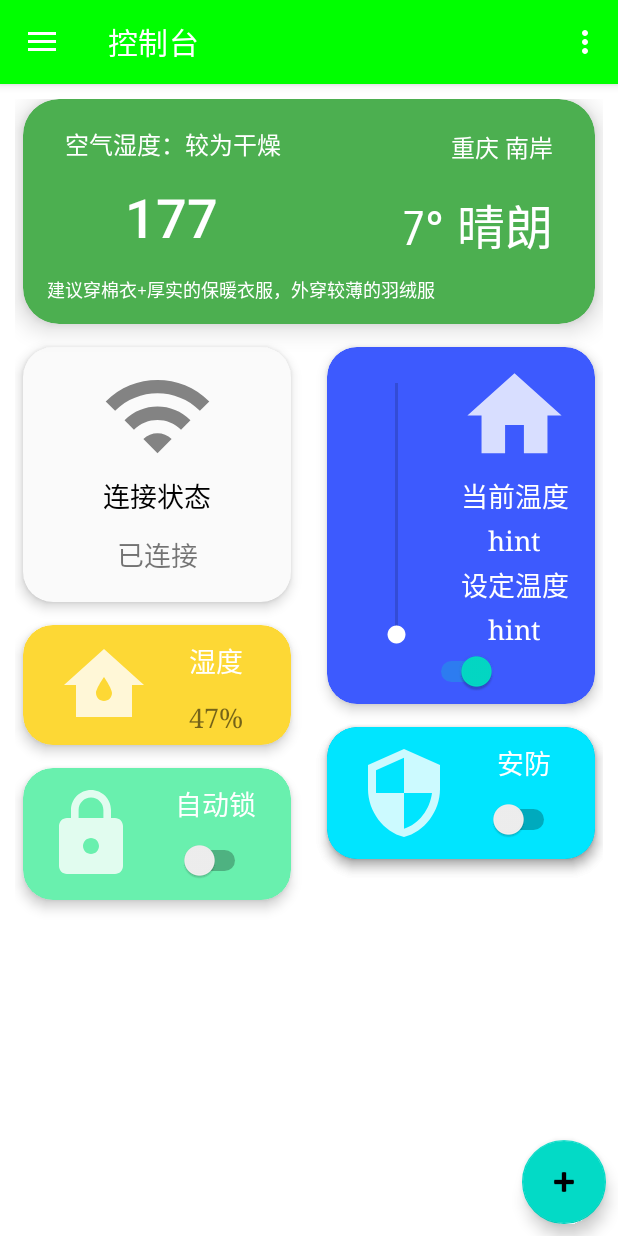
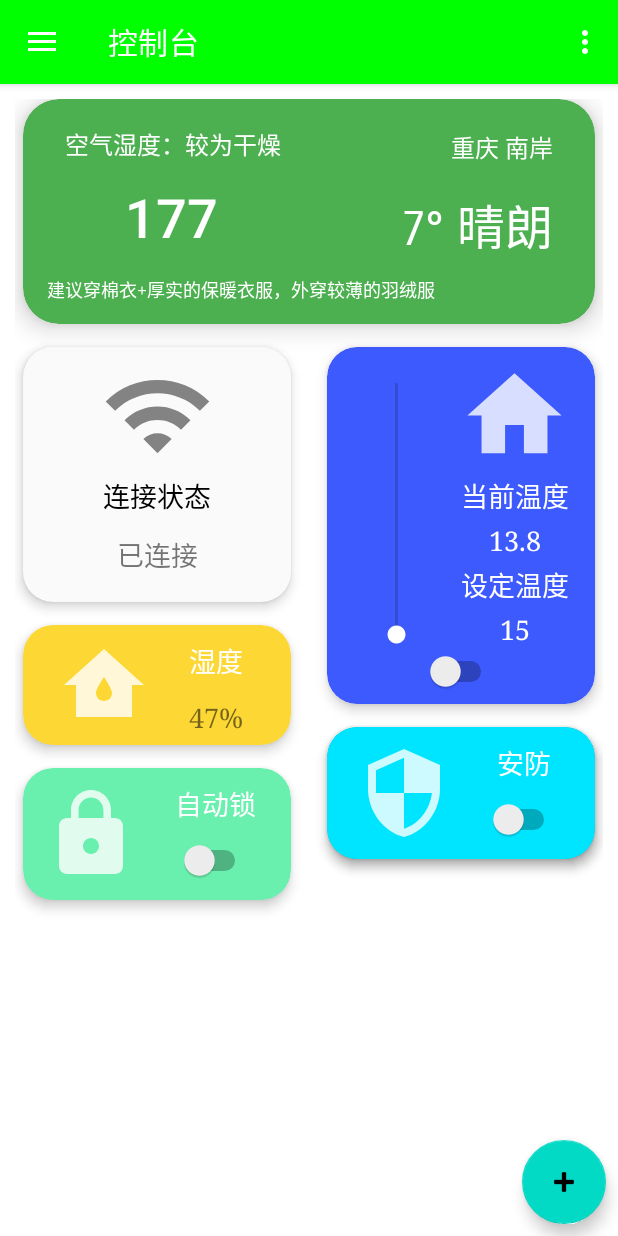
Before and after one commit to Ma-27/SmartWardrobeAndroid, an Android app: the screen it shows after launch (MainActivity), in the side drawer, after a tap on "控制台", on a phone screen of 412 x 824 dp. Run offline under Robolectric (Android 15) with nearby library versions, the light colour scheme and no system bars; our stand-ins replace Timber, data binding, navigation-ui.

```diff
--- a/app/src/main/java/com/mamh/smartwardrobe/data/AppRepository.kt
+++ b/app/src/main/java/com/mamh/smartwardrobe/data/AppRepository.kt
@@ -1,5 +1,9 @@
 package com.mamh.smartwardrobe.data
 
+import androidx.lifecycle.LiveData
+import androidx.lifecycle.MutableLiveData
+import com.mamh.smartwardrobe.bean.flag.TestFlag
+import com.mamh.smartwardrobe.bean.item.DataItem
 import com.mamh.smartwardrobe.network.Connection
 import com.mamh.smartwardrobe.network.NetWorkServiceFactory
 import com.mamh.smartwardrobe.network.Transmission
@@ -50,8 +54,6 @@ class AppRepository(
     }
 
 
-
-
     /**
      * 通过 Builder 模式构建 AppRepository 实例。当传入 IoT 参数时，表示使用 IoT 模式，否则使用互联网模式。它们的网络连接实现手段不同。
      */
@@ -75,4 +77,73 @@ class AppRepository(
             return INSTANCE ?: AppRepository(connection, transmission)
         }
     }
+
+
+    /**
+     * --------------------------------------------------------------------------------------------------------------------------------------------------------
+     * 这里正式进入存储数据的部分
+     */
+
+    /// SnackBar提示字符串变量
+    private val _networkStatus = MutableLiveData<String>().apply {
+        value = "向下滑动来刷新WLAN列表"
+    }
+    val networkStatus: LiveData<String>
+        get() = _networkStatus
+
+
+    //数据中心中显示的数据列表
+    //为了应对set value 导致的list同步问题，如果需要更改该list，需要同步更改mdataList和dataList
+    private val mdataList: MutableList<DataItem> = ArrayList()
+    private val _dataList = MutableLiveData<MutableList<DataItem>>().apply {
+        value = mdataList
+    }
+    var dataList: LiveData<MutableList<DataItem>> = _dataList
+
+    //要接收的数据缓存（相比起数据列表更容易access）
+    private val _dataReceiveCache = MutableLiveData<String>().apply {
+        //默认值为TestFlag.RECEIVE
+        value = TestFlag.RECEIVE
+    }
+    val dataReceiveCache: LiveData<String>
+        get() = _dataReceiveCache
+
+    //要发送的数据缓存（相比起数据列表更容易access）
+    private val _dataSendCache = MutableLiveData<String>().apply {
+        //默认值为TestFlag.SEND
+        value = TestFlag.SEND
+    }
+    val dataSendCache: LiveData<String>
+        get() = _dataSendCache
+
+    //缓存温度调节的当前温度
+    private val _currentTemperature = MutableLiveData<Float>().apply {
+        value = 13.8f
+    }
+    val currentTemperature: LiveData<Float>
+        get() = _currentTemperature
+
+
+    //缓存温度调节的目标温度
+    private val _targetTemperature = MutableLiveData<Int>().apply {
+        value = 15
+    }
+    val targetTemperature: LiveData<Int>
+        get() = _targetTemperature
+
+    // 温度控制是否自动
+    private val _temperatureControlAuto = MutableLiveData<Boolean>().apply {
+        value = false
+    }
+    val temperatureControlAuto: LiveData<Boolean>
+        get() = _temperatureControlAuto
+
+    fun setTemperatureControlAuto(value: Boolean) {
+        _temperatureControlAuto.value = value
+    }
+
+    // 设置目标温度
+    fun setTargetTemperature(temperature: Int) {
+        _targetTemperature.value = temperature
+    }
 }
--- a/app/src/main/java/com/mamh/smartwardrobe/ui/console/ConsoleFragment.kt
+++ b/app/src/main/java/com/mamh/smartwardrobe/ui/console/ConsoleFragment.kt
@@ -4,11 +4,23 @@ import android.os.Bundle
 import android.view.LayoutInflater
 import android.view.View
 import android.view.ViewGroup
+import android.widget.SeekBar
 import androidx.fragment.app.Fragment
-import com.mamh.smartwardrobe.R
+import androidx.lifecycle.ViewModelProvider
+import com.mamh.smartwardrobe.databinding.FragmentConsoleBinding
+import timber.log.Timber
 
 
 class ConsoleFragment : Fragment() {
+
+    private var _binding: FragmentConsoleBinding? = null
+
+    // This property is only valid between onCreateView and
+    // onDestroyView.
+    private val binding get() = _binding!!
+
+    //本fragment的view model
+    private lateinit var consoleViewModel: ConsoleViewModel
 
     override fun onCreateView(
         inflater: LayoutInflater,
@@ -16,6 +28,62 @@ class ConsoleFragment : Fragment() {
         savedInstanceState: Bundle?
     ): View {
 
-        return inflater.inflate(R.layout.fragment_console, container, false)
+        _binding = FragmentConsoleBinding.inflate(inflater, container, false)
+
+        consoleViewModel =
+            ViewModelProvider(this, ConsoleViewModelFactory(requireActivity().application))
+                .get(ConsoleViewModel::class.java)
+
+        binding.viewmodel = consoleViewModel
+        binding.lifecycleOwner = viewLifecycleOwner
+
+        setListener()
+
+        return binding.root
+    }
+
+    //创建各个控件的点击响应监听和变量状态改变监听
+    private fun setListener() {
+        //温度控制系统打开按钮监听
+        binding.switchTemperature.setOnCheckedChangeListener { compoundButton, b ->
+            if (b) {
+                //打开后从这里处理
+                Timber.d("温度控制系统已开启")
+
+            } else {
+                Timber.d("温度控制系统已关闭")
+            }
+            consoleViewModel.setTemperatureControlAuto(b)
+        }
+
+        //
+        binding.sbTemperature.setOnSeekBarChangeListener(object : SeekBar.OnSeekBarChangeListener {
+            var temperature: Int = 15
+            override fun onProgressChanged(seekBar: SeekBar, progress: Int, fromUser: Boolean) {
+                // Called when the progress value is changed
+                temperature = 15 + (progress * 15) / 100
+
+                consoleViewModel.setPendingTemperature(temperature)
+            }
+
+            override fun onStartTrackingTouch(seekBar: SeekBar) {
+                // Called when the user starts touching the seekbar
+            }
+
+            override fun onStopTrackingTouch(seekBar: SeekBar) {
+                // Called when the user stops touching the seekbar
+                //向主机发送温度数据,只保留温度到整数
+                consoleViewModel.targetTemperature.value?.toString()
+                    ?.let {
+                        consoleViewModel.setTargetTemperature()
+                    }
+            }
+        })
+
+    }
+
+    override fun onDestroyView() {
+        super.onDestroyView()
+        _binding = null
     }
 }
--- a/app/src/main/java/com/mamh/smartwardrobe/ui/console/ConsoleViewModel.kt
+++ b/app/src/main/java/com/mamh/smartwardrobe/ui/console/ConsoleViewModel.kt
@@ -2,7 +2,10 @@ package com.mamh.smartwardrobe.ui.console
 
 import android.app.Application
 import androidx.lifecycle.AndroidViewModel
+import androidx.lifecycle.LiveData
+import androidx.lifecycle.MutableLiveData
 import com.mamh.smartwardrobe.data.AppRepository
+import timber.log.Timber
 
 class ConsoleViewModel(application: Application) : AndroidViewModel(application) {
     private val _repository: AppRepository by lazy {
@@ -10,4 +13,45 @@ class ConsoleViewModel(application: Application) : AndroidViewModel(application)
     }
     var repository: AppRepository = _repository
 
+    //缓存温度调节的目标温度
+    private val _targetTemperature = _repository.targetTemperature
+    val targetTemperature: LiveData<Int>
+        get() = _targetTemperature
+
+    // 滑动时可见的目标温度，当结束滑动时，设置为目标温度
+    private val _pendingTemperature = MutableLiveData<Int>().apply {
+        value = 15
+    }
+    val pendingTemperature: LiveData<Int>
+        get() = _pendingTemperature
+
+
+    //缓存温度调节的当前温度
+    private val _currentTemperature = _repository.currentTemperature
+    val currentTemperature: LiveData<Float>
+        get() = _currentTemperature
+
+
+    // 温度控制是否自动
+    private val _temperatureControlAuto = _repository.temperatureControlAuto
+    val temperatureControlAuto: LiveData<Boolean>
+        get() = _temperatureControlAuto
+
+
+    // 更改温度控制是否自动模式
+    fun setTemperatureControlAuto(value: Boolean) {
+        _repository.setTemperatureControlAuto(value)
+    }
+
+    // 设置目标温度
+    fun setTargetTemperature() {
+        Timber.d("设置目标温度为${pendingTemperature.value}")
+        pendingTemperature.value?.let { _repository.setTargetTemperature(it) }
+    }
+
+    // 设置目标温度
+    fun setPendingTemperature(temperature: Int) {
+        _pendingTemperature.value = temperature
+    }
+
 }
--- a/app/src/main/res/layout/fragment_console.xml
+++ b/app/src/main/res/layout/fragment_console.xml
@@ -256,7 +256,7 @@
                         android:layout_height="wrap_content"
                         android:fontFamily="serif"
                         android:padding="2dp"
-                        android:text="hint"
+                        android:text="@{viewmodel.currentTemperature.toString()}"
                         android:textAlignment="center"
                         android:textColor="@color/white"
                         android:textSize="18sp"
@@ -285,7 +285,7 @@
                         android:layout_height="wrap_content"
                         android:fontFamily="serif"
                         android:padding="2dp"
-                        android:text="hint"
+                        android:text="@{viewmodel.pendingTemperature.toString()}"
                         android:textAlignment="center"
                         android:textColor="@color/white"
                         android:textSize="18sp"
@@ -298,7 +298,7 @@
                         android:layout_width="wrap_content"
                         android:layout_height="wrap_content"
                         android:layout_marginBottom="8dp"
-                        android:checked="true"
+                        android:checked="@{viewmodel.temperatureControlAuto}"
                         android:fontFamily="serif"
                         android:padding="2dp"
                         android:textAlignment="center"
--- a/gradle.properties
+++ b/gradle.properties
@@ -22,4 +22,4 @@ kotlin.code.style=official
 # thereby reducing the size of the R class for that library
 android.nonTransitiveRClass=true
 #FIXME problem may occur here
-org.gradle.unsafe.configuration-cache=false
+org.gradle.unsafe.configuration-cache=true
```
